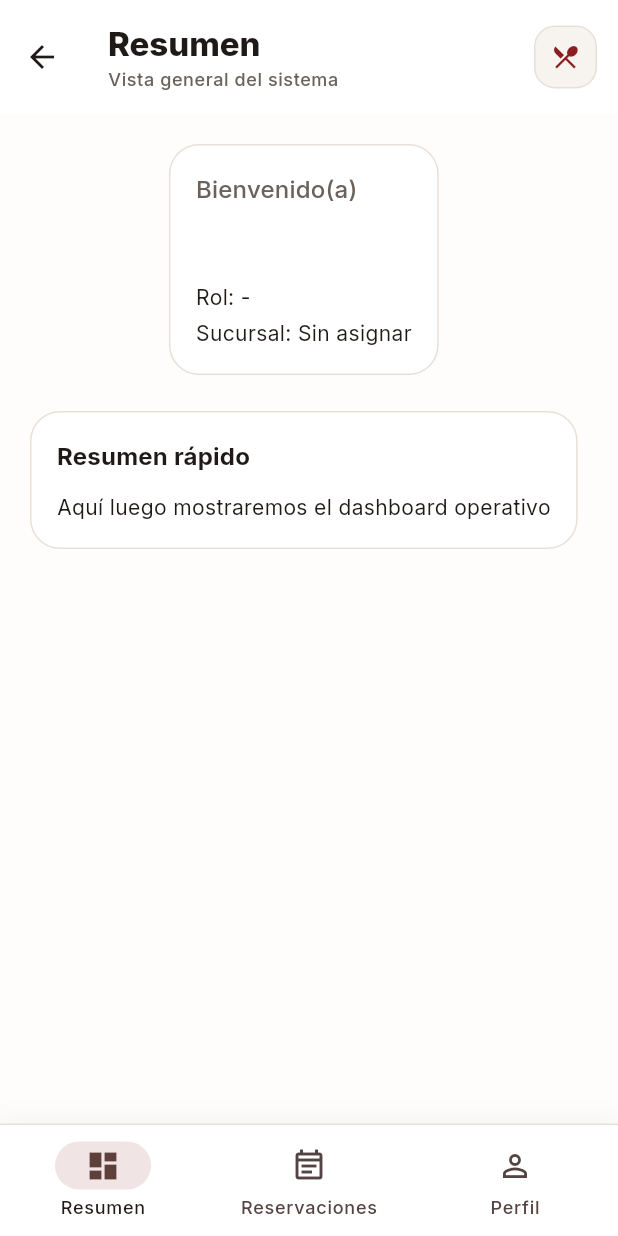
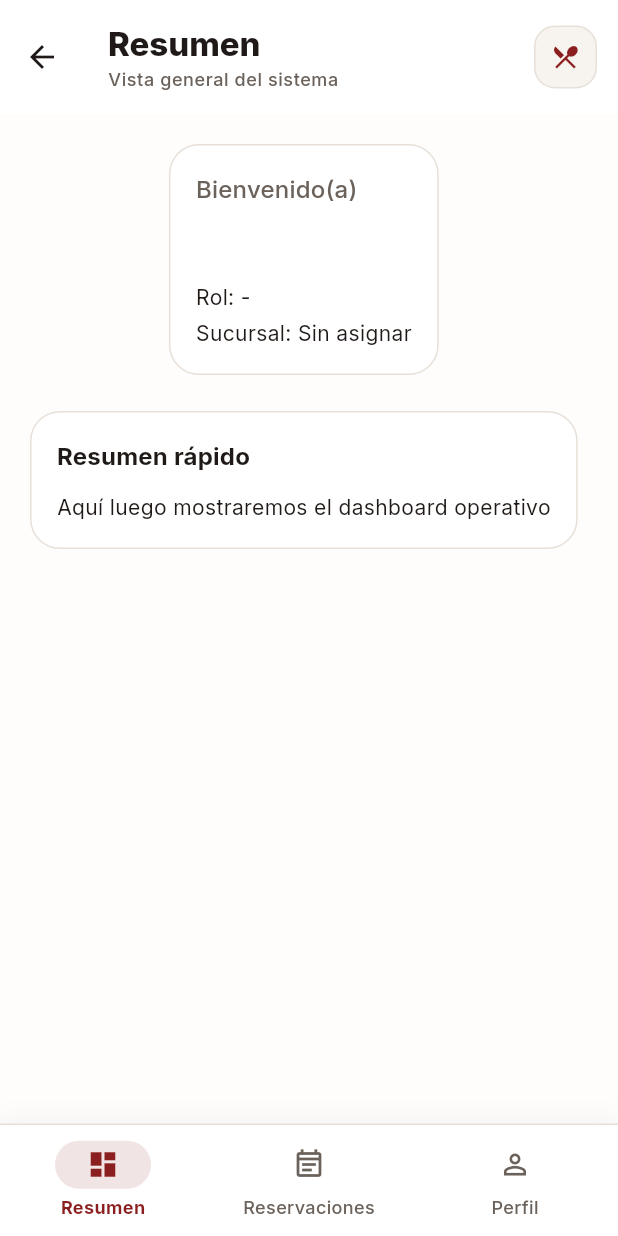
Before and after one commit to DevCraftersEnterprise/focacha-reservations-app, a Flutter app: the AuthenticatedShell screen opened directly, on a phone screen of 412 x 824 dp. Run offline on Flutter 3.47's test engine with Material 3 defaults, Android fonts, the phone set to English and light mode, and no system bars; our stand-ins replace dio, flutter_riverpod, flutter_secure_storage, go_router, google_fonts; accounts and stored records are empty; network calls fail.

Commit message:
Enhance AppTheme with navigation bar styling; add background color, indicator color, and text/icon themes for improved UI consistency

```diff
--- a/lib/core/theme/app_theme.dart
+++ b/lib/core/theme/app_theme.dart
@@ -67,6 +67,27 @@ abstract final class AppTheme {
           textStyle: const TextStyle(fontSize: 15, fontWeight: FontWeight.w600),
         ),
       ),
+      navigationBarTheme: NavigationBarThemeData(
+        backgroundColor: Colors.white,
+        indicatorColor: AppColors.primary.withValues(alpha: 0.12),
+        labelTextStyle: WidgetStateProperty.resolveWith((states) {
+          final selected = states.contains(WidgetState.selected);
+
+          return TextStyle(
+            color: selected ? AppColors.primary : AppColors.textSecondary,
+            fontWeight: selected ? FontWeight.w700 : FontWeight.w500,
+            fontSize: 12,
+          );
+        }),
+        iconTheme: WidgetStateProperty.resolveWith((states) {
+          final selected = states.contains(WidgetState.selected);
+
+          return IconThemeData(
+            color: selected ? AppColors.primary : AppColors.textSecondary,
+            size: 22,
+          );
+        }),
+      ),
     );
   }
 }
```
